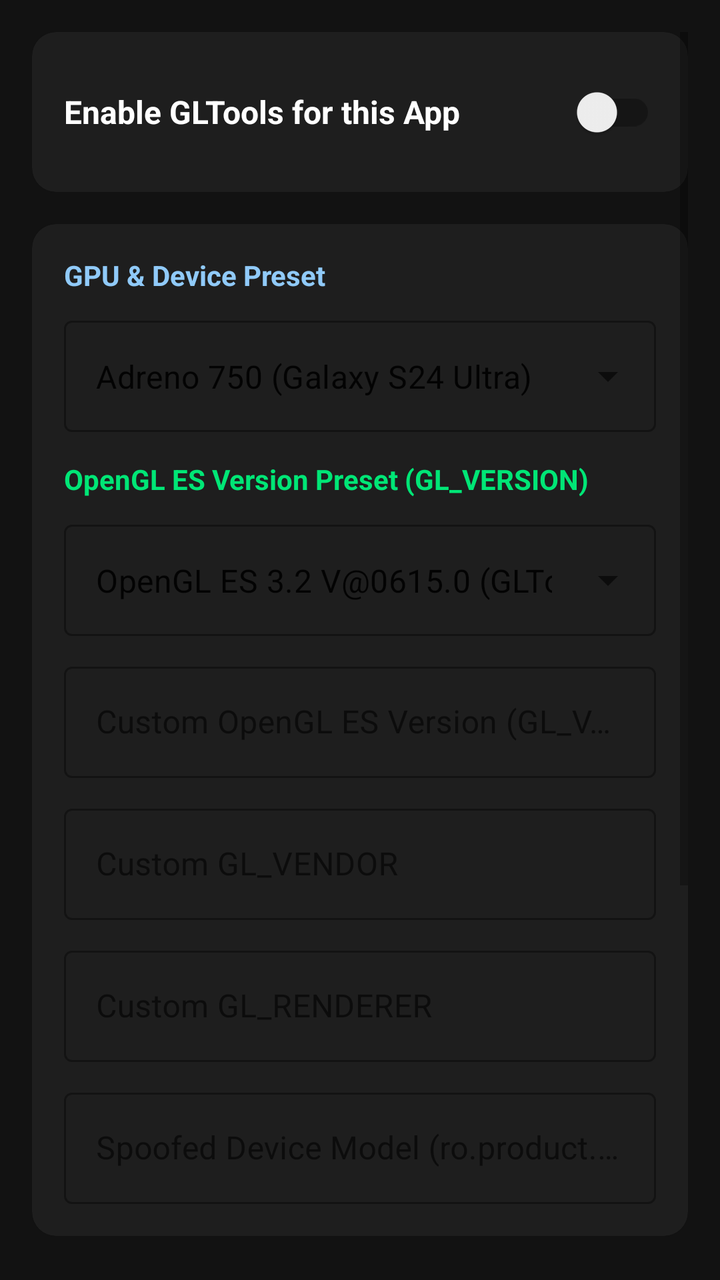
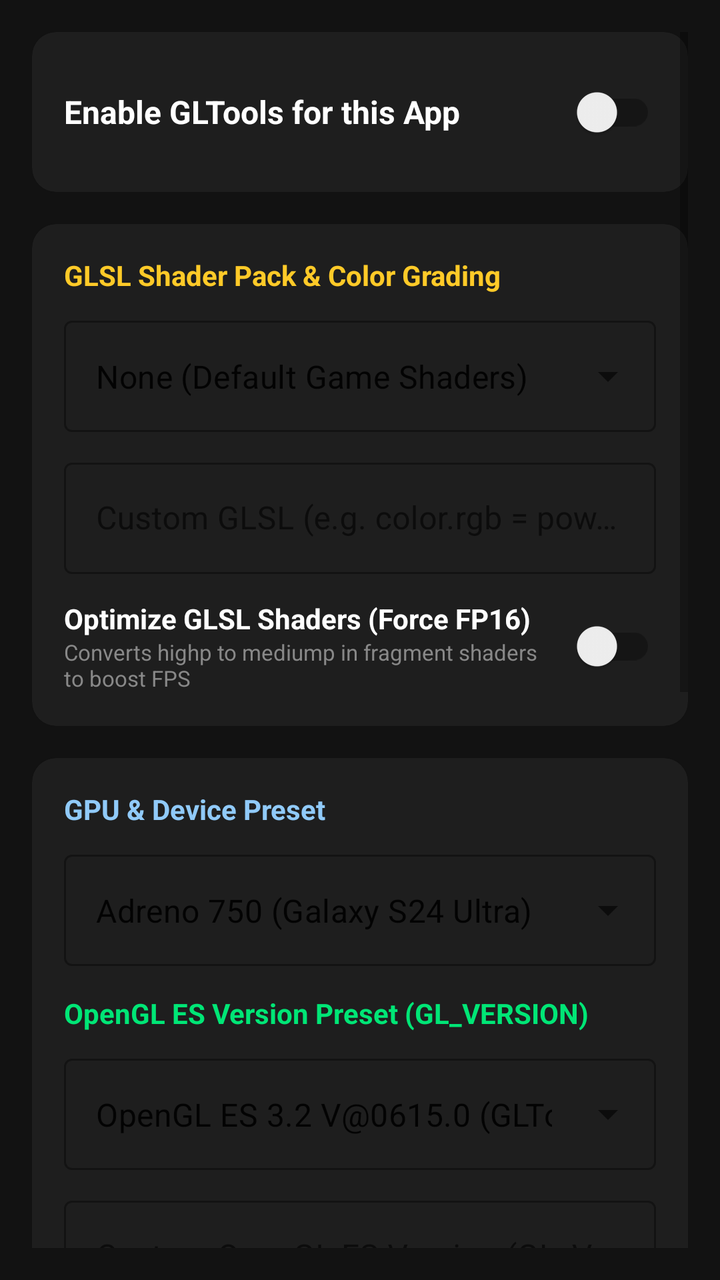

Screens rendered from an Android XML layout before and after an edit, with the pre-edit source and the edit as a unified diff.
<!-- AndroidManifest.xml: application theme Theme.GLTools -->
<!-- res/layout/activity_app_detail.xml -->
<?xml version="1.0" encoding="utf-8"?>
<ScrollView xmlns:android="http://schemas.android.com/apk/res/android"
    xmlns:app="http://schemas.android.com/apk/res-auto"
    android:layout_width="match_parent"
    android:layout_height="match_parent"
    android:background="#121212"
    android:padding="16dp">

    <LinearLayout
        android:layout_width="match_parent"
        android:layout_height="wrap_content"
        android:orientation="vertical">

        
        <com.google.android.material.card.MaterialCardView
            android:layout_width="match_parent"
            android:layout_height="wrap_content"
            android:layout_marginBottom="16dp"
            app:cardBackgroundColor="#1E1E1E"
            app:cardCornerRadius="12dp">

            <LinearLayout
                android:layout_width="match_parent"
                android:layout_height="wrap_content"
                android:orientation="horizontal"
                android:padding="16dp"
                android:gravity="center_vertical">

                <TextView
                    android:layout_width="0dp"
                    android:layout_height="wrap_content"
                    android:layout_weight="1"
                    android:text="Enable GLTools for this App"
                    android:textColor="#FFFFFF"
                    android:textSize="16sp"
                    android:textStyle="bold" />

                <androidx.appcompat.widget.SwitchCompat
                    android:id="@+id/switchActive"
                    android:layout_width="wrap_content"
                    android:layout_height="wrap_content" />
            </LinearLayout>
        </com.google.android.material.card.MaterialCardView>

        
        <com.google.android.material.card.MaterialCardView
            android:layout_width="match_parent"
            android:layout_height="wrap_content"
            android:layout_marginBottom="16dp"
            app:cardBackgroundColor="#1E1E1E"
            app:cardCornerRadius="12dp">

            <LinearLayout
                android:layout_width="match_parent"
                android:layout_height="wrap_content"
                android:orientation="vertical"
                android:padding="16dp">

                <TextView
                    android:layout_width="wrap_content"
                    android:layout_height="wrap_content"
                    android:text="GPU &amp; Device Preset"
                    android:textColor="#90CAF9"
                    android:textSize="14sp"
                    android:textStyle="bold"
                    android:layout_marginBottom="8dp" />

                <com.google.android.material.textfield.TextInputLayout
                    android:layout_width="match_parent"
                    android:layout_height="wrap_content"
                    style="@style/Widget.MaterialComponents.TextInputLayout.OutlinedBox.ExposedDropdownMenu">

                    <AutoCompleteTextView
                        android:id="@+id/actvPreset"
                        android:layout_width="match_parent"
                        android:layout_height="wrap_content"
                        android:inputType="none"
                        android:text="Adreno 750 (Galaxy S24 Ultra)" />
                </com.google.android.material.textfield.TextInputLayout>

                <TextView
                    android:layout_width="wrap_content"
                    android:layout_height="wrap_content"
                    android:text="OpenGL ES Version Preset (GL_VERSION)"
                    android:textColor="#00E676"
                    android:textSize="14sp"
                    android:textStyle="bold"
                    android:layout_marginTop="14dp"
                    android:layout_marginBottom="8dp" />

                <com.google.android.material.textfield.TextInputLayout
                    android:layout_width="match_parent"
                    android:layout_height="wrap_content"
                    style="@style/Widget.MaterialComponents.TextInputLayout.OutlinedBox.ExposedDropdownMenu">

                    <AutoCompleteTextView
                        android:id="@+id/actvGlVersionPreset"
                        android:layout_width="match_parent"
                        android:layout_height="wrap_content"
                        android:inputType="none"
                        android:text="OpenGL ES 3.2 V@0615.0 (GLTools)" />
                </com.google.android.material.textfield.TextInputLayout>

                <com.google.android.material.textfield.TextInputLayout
                    android:layout_width="match_parent"
                    android:layout_height="wrap_content"
                    android:layout_marginTop="10dp"
                    android:hint="Custom OpenGL ES Version (GL_VERSION)"
                    style="@style/Widget.MaterialComponents.TextInputLayout.OutlinedBox">

                    <com.google.android.material.textfield.TextInputEditText
                        android:id="@+id/etVersion"
                        android:layout_width="match_parent"
                        android:layout_height="wrap_content" />
                </com.google.android.material.textfield.TextInputLayout>

                <com.google.android.material.textfield.TextInputLayout
                    android:layout_width="match_parent"
                    android:layout_height="wrap_content"
                    android:layout_marginTop="10dp"
                    android:hint="Custom GL_VENDOR"
                    style="@style/Widget.MaterialComponents.TextInputLayout.OutlinedBox">

                    <com.google.android.material.textfield.TextInputEditText
                        android:id="@+id/etVendor"
                        android:layout_width="match_parent"
                        android:layout_height="wrap_content" />
                </com.google.android.material.textfield.TextInputLayout>

                <com.google.android.material.textfield.TextInputLayout
                    android:layout_width="match_parent"
                    android:layout_height="wrap_content"
                    android:layout_marginTop="10dp"
                    android:hint="Custom GL_RENDERER"
                    style="@style/Widget.MaterialComponents.TextInputLayout.OutlinedBox">

                    <com.google.android.material.textfield.TextInputEditText
                        android:id="@+id/etRenderer"
                        android:layout_width="match_parent"
                        android:layout_height="wrap_content" />
                </com.google.android.material.textfield.TextInputLayout>

                <com.google.android.material.textfield.TextInputLayout
                    android:layout_width="match_parent"
                    android:layout_height="wrap_content"
                    android:layout_marginTop="10dp"
                    android:hint="Spoofed Device Model (ro.product.model)"
                    style="@style/Widget.MaterialComponents.TextInputLayout.OutlinedBox">

                    <com.google.android.material.textfield.TextInputEditText
                        android:id="@+id/etModel"
                        android:layout_width="match_parent"
                        android:layout_height="wrap_content" />
                </com.google.android.material.textfield.TextInputLayout>
            </LinearLayout>
        </com.google.android.material.card.MaterialCardView>

        
        <com.google.android.material.card.MaterialCardView
            android:layout_width="match_parent"
            android:layout_height="wrap_content"
            android:layout_marginBottom="16dp"
            app:cardBackgroundColor="#1E1E1E"
            app:cardCornerRadius="12dp">

            <LinearLayout
                android:layout_width="match_parent"
                android:layout_height="wrap_content"
                android:orientation="vertical"
                android:padding="16dp">

                <TextView
                    android:layout_width="wrap_content"
                    android:layout_height="wrap_content"
                    android:text="Render Resolution Scaling"
                    android:textColor="#90CAF9"
                    android:textSize="14sp"
                    android:textStyle="bold" />

                <TextView
                    android:id="@+id/tvResolutionValue"
                    android:layout_width="wrap_content"
                    android:layout_height="wrap_content"
                    android:text="100% (Native)"
                    android:textColor="#CCCCCC"
                    android:layout_marginTop="4dp" />

                <SeekBar
                    android:id="@+id/sbResolution"
                    android:layout_width="match_parent"
                    android:layout_height="wrap_content"
                    android:max="100"
                    android:progress="100"
                    android:layout_marginTop="12dp" />
            </LinearLayout>
        </com.google.android.material.card.MaterialCardView>

        
        <com.google.android.material.card.MaterialCardView
            android:layout_width="match_parent"
            android:layout_height="wrap_content"
            android:layout_marginBottom="24dp"
            app:cardBackgroundColor="#1E1E1E"
            app:cardCornerRadius="12dp">

            <LinearLayout
                android:layout_width="match_parent"
                android:layout_height="wrap_content"
                android:orientation="horizontal"
                android:padding="16dp"
                android:gravity="center_vertical">

                <LinearLayout
                    android:layout_width="0dp"
                    android:layout_height="wrap_content"
                    android:layout_weight="1"
                    android:orientation="vertical">

                    <TextView
                        android:layout_width="wrap_content"
                        android:layout_height="wrap_content"
                        android:text="Optimize Textures (16-bit)"
                        android:textColor="#FFFFFF"
                        android:textSize="15sp"
                        android:textStyle="bold" />

                    <TextView
                        android:layout_width="wrap_content"
                        android:layout_height="wrap_content"
                        android:text="Lowers VRAM usage for smoother gameplay"
                        android:textColor="#888888"
                        android:textSize="12sp" />
                </LinearLayout>

                <androidx.appcompat.widget.SwitchCompat
                    android:id="@+id/switchTextures"
                    android:layout_width="wrap_content"
                    android:layout_height="wrap_content" />
            </LinearLayout>
        </com.google.android.material.card.MaterialCardView>

        <com.google.android.material.button.MaterialButton
            android:id="@+id/btnSave"
            android:layout_width="match_parent"
            android:layout_height="54dp"
            android:text="Apply Profile to Zygisk"
            app:cornerRadius="8dp" />
    </LinearLayout>
</ScrollView>
<!-- resources referenced by this layout -->
<resources>
  <style name="Theme.GLTools" parent="Theme.MaterialComponents.DayNight.NoActionBar">
          <item name="colorPrimary">#2196F3</item>
          <item name="colorPrimaryVariant">#1976D2</item>
          <item name="colorOnPrimary">#FFFFFF</item>
          <item name="android:windowBackground">#121212</item>
      </style>
</resources>

<!-- the commit's change to res/layout/activity_app_detail.xml (unified diff, before → after) -->
@@ -59,6 +59,92 @@
                 <TextView
                     android:layout_width="wrap_content"
                     android:layout_height="wrap_content"
+                    android:text="GLSL Shader Pack &amp; Color Grading"
+                    android:textColor="#FFCA28"
+                    android:textSize="14sp"
+                    android:textStyle="bold"
+                    android:layout_marginBottom="8dp" />
+
+                <com.google.android.material.textfield.TextInputLayout
+                    android:layout_width="match_parent"
+                    android:layout_height="wrap_content"
+                    style="@style/Widget.MaterialComponents.TextInputLayout.OutlinedBox.ExposedDropdownMenu">
+
+                    <AutoCompleteTextView
+                        android:id="@+id/actvShaderPreset"
+                        android:layout_width="match_parent"
+                        android:layout_height="wrap_content"
+                        android:inputType="none"
+                        android:text="None (Default Game Shaders)" />
+                </com.google.android.material.textfield.TextInputLayout>
+
+                <com.google.android.material.textfield.TextInputLayout
+                    android:layout_width="match_parent"
+                    android:layout_height="wrap_content"
+                    android:layout_marginTop="10dp"
+                    android:hint="Custom GLSL (e.g. color.rgb = pow(color.rgb, vec3(0.85)) * 1.2;)"
+                    style="@style/Widget.MaterialComponents.TextInputLayout.OutlinedBox">
+
+                    <com.google.android.material.textfield.TextInputEditText
+                        android:id="@+id/etCustomGlsl"
+                        android:layout_width="match_parent"
+                        android:layout_height="wrap_content" />
+                </com.google.android.material.textfield.TextInputLayout>
+
+                <LinearLayout
+                    android:layout_width="match_parent"
+                    android:layout_height="wrap_content"
+                    android:orientation="horizontal"
+                    android:layout_marginTop="12dp"
+                    android:gravity="center_vertical">
+
+                    <LinearLayout
+                        android:layout_width="0dp"
+                        android:layout_height="wrap_content"
+                        android:layout_weight="1"
+                        android:orientation="vertical">
+
+                        <TextView
+                            android:layout_width="wrap_content"
+                            android:layout_height="wrap_content"
+                            android:text="Optimize GLSL Shaders (Force FP16)"
+                            android:textColor="#FFFFFF"
+                            android:textSize="14sp"
+                            android:textStyle="bold" />
+
+                        <TextView
+                            android:layout_width="wrap_content"
+                            android:layout_height="wrap_content"
+                            android:text="Converts highp to mediump in fragment shaders to boost FPS"
+                            android:textColor="#888888"
+                            android:textSize="11sp" />
+                    </LinearLayout>
+
+                    <androidx.appcompat.widget.SwitchCompat
+                        android:id="@+id/switchFp16Shaders"
+                        android:layout_width="wrap_content"
+                        android:layout_height="wrap_content" />
+                </LinearLayout>
+            </LinearLayout>
+        </com.google.android.material.card.MaterialCardView>
+
+        
+        <com.google.android.material.card.MaterialCardView
+            android:layout_width="match_parent"
+            android:layout_height="wrap_content"
+            android:layout_marginBottom="16dp"
+            app:cardBackgroundColor="#1E1E1E"
+            app:cardCornerRadius="12dp">
+
+            <LinearLayout
+                android:layout_width="match_parent"
+                android:layout_height="wrap_content"
+                android:orientation="vertical"
+                android:padding="16dp">
+
+                <TextView
+                    android:layout_width="wrap_content"
+                    android:layout_height="wrap_content"
                     android:text="GPU &amp; Device Preset"
                     android:textColor="#90CAF9"
                     android:textSize="14sp"
